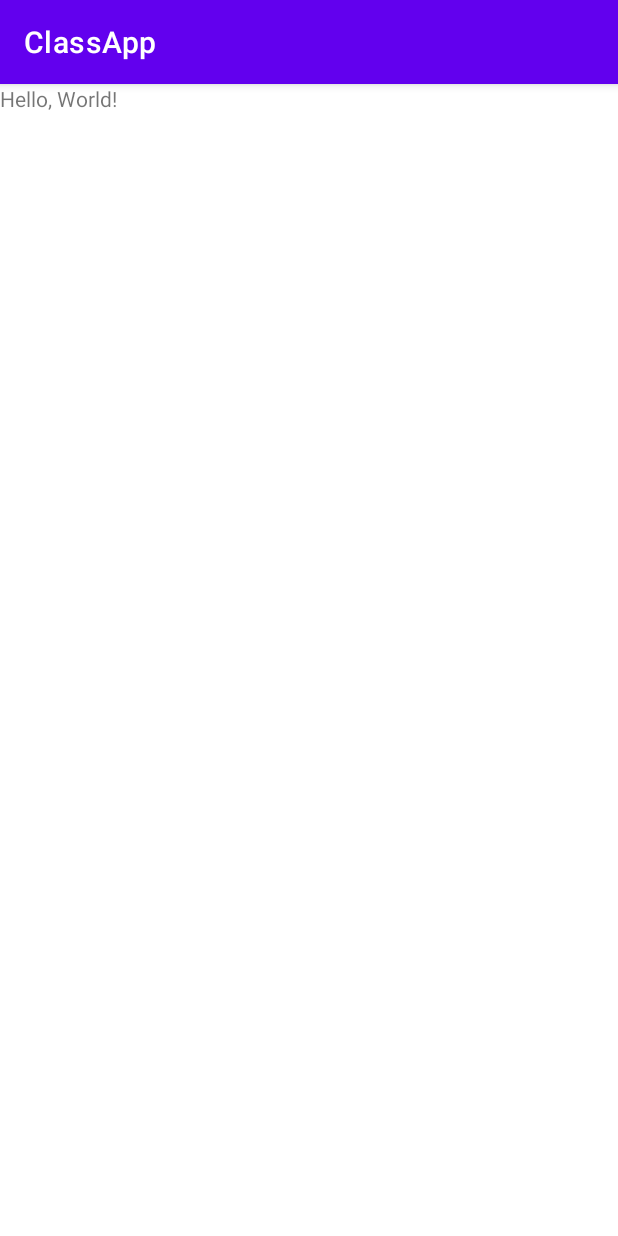
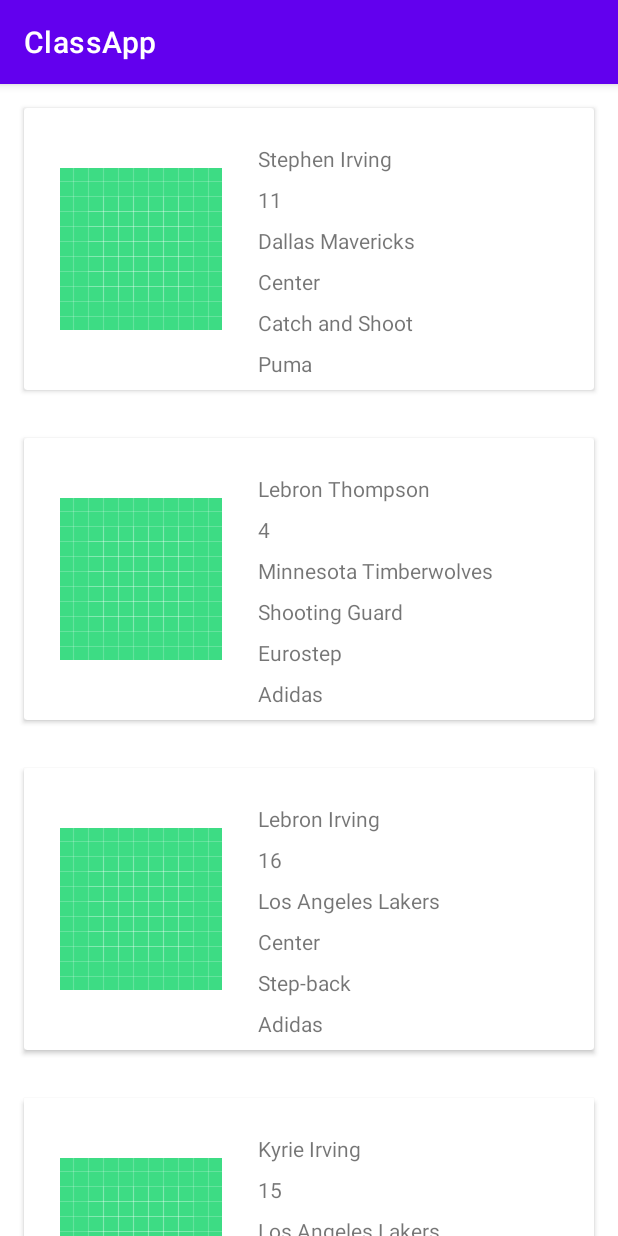
Before and after one commit to BlairyDev/attack-on-titan-app, an Android app: the screen it shows after launch (MainActivity), on a phone screen of 412 x 824 dp. Run offline under Robolectric (Android 15) with nearby library versions, the phone set to English and light mode, and no system bars.

Commit message:
Created an NBA themed Recycler View

```diff
--- a/app/src/main/java/edu/nku/classapp/MainActivity.kt
+++ b/app/src/main/java/edu/nku/classapp/MainActivity.kt
@@ -2,10 +2,59 @@ package edu.nku.classapp
 
 import android.os.Bundle
 import androidx.appcompat.app.AppCompatActivity
+import androidx.recyclerview.widget.LinearLayoutManager
+import androidx.recyclerview.widget.RecyclerView
+import kotlin.random.Random
 
 class MainActivity : AppCompatActivity() {
+
+    private val names = listOf("Stephen", "Anthony", "Lebron", "Klay", "Kyrie");
+    private val lastNames = listOf("Curry", "Edwards", "James", "Thompson", "Irving");
+    private val teams = listOf(
+        "Golden States Warriors",
+        "Minnesota Timberwolves",
+        "Los Angeles Lakers",
+        "Dallas Mavericks"
+    );
+
+    private val positions =
+        listOf("Shooting Guard", "Point Guard", "Small Forward", "Power Forward", "Center");
+
+    private val signatureMoves = listOf(
+        "Catch and Shoot",
+        "Fadeaway",
+        "Crossover",
+        "Step-back",
+        "Eurostep",
+        "Pull-up Jumper"
+    )
+
+    private val brandDeals = listOf("Nike", "Adidas", "Reebok", "Anta", "Puma")
+
+
     override fun onCreate(savedInstanceState: Bundle?) {
         super.onCreate(savedInstanceState)
         setContentView(R.layout.activity_main)
+
+        val players = mutableListOf<NbaPlayers>();
+
+        for (i in 0..30) {
+            players.add(createPlayers(i))
+        }
+
+        val recyclerView: RecyclerView = findViewById(R.id.recycler_view)
+        recyclerView.layoutManager = LinearLayoutManager(this)
+        recyclerView.adapter = NbaPlayersAdapter(players)
     }
+
+    private fun createPlayers(id: Int) = NbaPlayers(
+        age = Random.nextInt(1, 40),
+        id = id,
+        name = names.random() + " " + lastNames.random(),
+        team = teams.random(),
+        position = positions.random(),
+        picture = R.drawable.ic_launcher_background,
+        signatureMove = signatureMoves.random(),
+        brandDeal = brandDeals.random(),
+    )
 }
--- /dev/null
+++ b/app/src/main/java/edu/nku/classapp/NbaPlayers.kt
@@ -0,0 +1,12 @@
+package edu.nku.classapp
+
+data class NbaPlayers(
+    val age: Int,
+    val id: Int,
+    val name: String,
+    val team: String,
+    val position: String,
+    val picture: Int,
+    val signatureMove: String,
+    val brandDeal: String,
+)
--- /dev/null
+++ b/app/src/main/java/edu/nku/classapp/NbaPlayersAdapter.kt
@@ -0,0 +1,44 @@
+package edu.nku.classapp
+
+import android.view.LayoutInflater
+import android.view.View
+import android.view.ViewGroup
+import android.widget.ImageView
+import android.widget.TextView
+import androidx.recyclerview.widget.RecyclerView
+
+class NbaPlayersAdapter(private val players: List<NbaPlayers>) :
+    RecyclerView.Adapter<NbaPlayersAdapter.NbaPlayersViewHolder>() {
+
+    class NbaPlayersViewHolder(itemView: View) :
+        RecyclerView.ViewHolder(itemView) {
+        val playerImage: ImageView = itemView.findViewById(R.id.player_image)
+        val playerName: TextView = itemView.findViewById(R.id.player_name)
+        val playerAge: TextView = itemView.findViewById(R.id.player_age)
+        val playerTeam: TextView = itemView.findViewById(R.id.player_team)
+        val playerPosition: TextView = itemView.findViewById(R.id.player_position)
+        val playerSignatureMove: TextView = itemView.findViewById(R.id.player_signature_moves)
+        val playerBrandDeal: TextView = itemView.findViewById(R.id.player_brand_deals)
+    }
+
+    override fun onCreateViewHolder(parent: ViewGroup, viewType: Int) = NbaPlayersViewHolder(
+        LayoutInflater.from(parent.context).inflate(
+            R.layout.players_card_view,
+            parent,
+            false
+        )
+    )
+
+    override fun getItemCount() = players.size
+
+    override fun onBindViewHolder(holder: NbaPlayersViewHolder, position: Int) {
+        val player = players[position]
+        holder.playerName.text = player.name
+        holder.playerAge.text = player.age.toString()
+        holder.playerTeam.text = player.team
+        holder.playerPosition.text = player.position
+        holder.playerImage.setImageResource(player.picture)
+        holder.playerSignatureMove.text = player.signatureMove
+        holder.playerBrandDeal.text = player.brandDeal
+    }
+}
--- a/app/src/main/res/layout/activity_main.xml
+++ b/app/src/main/res/layout/activity_main.xml
@@ -6,9 +6,9 @@
     android:layout_height="match_parent"
     tools:context=".MainActivity">
 
-    <TextView
+    <androidx.recyclerview.widget.RecyclerView
+        android:id="@+id/recycler_view"
         android:layout_width="match_parent"
-        android:layout_height="match_parent"
-        android:text="@string/hello_world" />
+        android:layout_height="match_parent" />
 
 </androidx.constraintlayout.widget.ConstraintLayout>
--- /dev/null
+++ b/app/src/main/res/layout/players_card_view.xml
@@ -0,0 +1,83 @@
+<?xml version="1.0" encoding="utf-8"?>
+<androidx.cardview.widget.CardView xmlns:android="http://schemas.android.com/apk/res/android"
+    xmlns:app="http://schemas.android.com/apk/res-auto"
+    xmlns:tools="http://schemas.android.com/tools"
+    android:layout_width="match_parent"
+    android:layout_height="wrap_content"
+    android:elevation="8dp"
+    android:layout_margin="16dp">
+
+    <androidx.constraintlayout.widget.ConstraintLayout
+        android:layout_width="match_parent"
+        android:layout_height="match_parent"
+        android:padding="8dp">
+
+        <ImageView
+            android:id="@+id/player_image"
+            android:layout_width="wrap_content"
+            android:layout_height="wrap_content"
+            app:layout_constraintStart_toStartOf="parent"
+            app:layout_constraintTop_toTopOf="parent"
+            app:layout_constraintBottom_toBottomOf="parent"
+            android:padding="16dp"
+            tools:src="@tools:sample/avatars"
+            android:contentDescription="@string/a_picture_of_a_player_in_the_nba" />
+
+        <TextView
+            android:id="@+id/player_name"
+            android:layout_width="wrap_content"
+            android:layout_height="wrap_content"
+            android:layout_marginHorizontal="8dp"
+            app:layout_constraintStart_toEndOf="@id/player_image"
+            app:layout_constraintTop_toTopOf="@id/player_image"
+            tools:text="@string/name" />
+
+        <TextView
+            android:id="@+id/player_age"
+            android:layout_width="wrap_content"
+            android:layout_height="wrap_content"
+            android:layout_margin="8dp"
+            app:layout_constraintStart_toEndOf="@id/player_image"
+            app:layout_constraintTop_toBottomOf="@id/player_name"
+            tools:text="@string/age" />
+
+        <TextView
+            android:id="@+id/player_team"
+            android:layout_width="wrap_content"
+            android:layout_height="wrap_content"
+            android:layout_margin="8dp"
+            app:layout_constraintStart_toEndOf="@id/player_image"
+            app:layout_constraintTop_toBottomOf="@id/player_age"
+            tools:text="@string/team" />
+
+        <TextView
+            android:id="@+id/player_position"
+            android:layout_width="wrap_content"
+            android:layout_height="wrap_content"
+            android:layout_margin="8dp"
+            app:layout_constraintStart_toEndOf="@id/player_image"
+            app:layout_constraintTop_toBottomOf="@id/player_team"
+            tools:text="@string/position" />
+
+        <TextView
+            android:id="@+id/player_signature_moves"
+            android:layout_width="wrap_content"
+            android:layout_height="wrap_content"
+            android:layout_margin="8dp"
+            app:layout_constraintStart_toEndOf="@id/player_image"
+            app:layout_constraintTop_toBottomOf="@id/player_position"
+            tools:text="@string/signature_moves" />
+
+        <TextView
+            android:id="@+id/player_brand_deals"
+            android:layout_width="wrap_content"
+            android:layout_height="wrap_content"
+            android:layout_margin="8dp"
+            app:layout_constraintStart_toEndOf="@id/player_image"
+            app:layout_constraintTop_toBottomOf="@id/player_signature_moves"
+            tools:text="@string/brand_deals" />
+
+
+    </androidx.constraintlayout.widget.ConstraintLayout>
+
+</androidx.cardview.widget.CardView>
--- a/app/src/main/res/values/strings.xml
+++ b/app/src/main/res/values/strings.xml
@@ -1,4 +1,11 @@
 <resources>
     <string name="app_name">ClassApp</string>
     <string name="hello_world">Hello, World!</string>
+    <string name="a_picture_of_a_player_in_the_nba">a picture of a character in rick and morty</string>
+    <string name="name">Name: %s</string>
+    <string name="age">Age: %d</string>
+    <string name="team">Team: %s</string>
+    <string name="position">Position: %s</string>
+    <string name="signature_moves">Signature Move %s</string>
+    <string name="brand_deals">Brand Deals %s</string>
 </resources>
```
